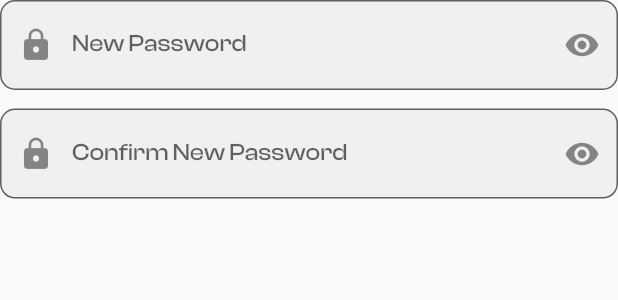
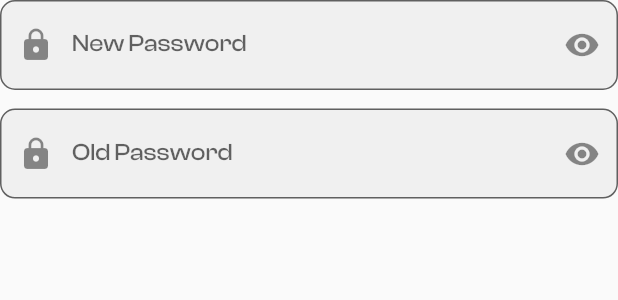
Before and after one commit to Mohamed15Ghaly/Medi-Application, a Flutter app: the ResetPasswordForm widget shown alone on an empty page, opened directly, on a phone screen of 412 x 824 dp. Shown: the top 300 px of the screen. Run offline on Flutter 3.47's test engine with Material 3 defaults, Android fonts, the phone set to English and light mode, and no system bars; our stand-ins replace animate_do, animated_text_kit, audioplayers, auto_size_text, avatar_glow, awesome_dialog and 23 more; missing offline and left inert: data_connection_checker_tv, onesignal_flutter, record; accounts and stored records are empty.

Commit message:
"Updated UserActionsRepository to require old password for reset password, removed confirm new password field, and updated API URLs."

```diff
--- a/lib/Features/app_menu/presentation/widgets/settings_screen/reset_password_form.dart
+++ b/lib/Features/app_menu/presentation/widgets/settings_screen/reset_password_form.dart
@@ -44,15 +44,15 @@ class ResetPasswordForm extends StatelessWidget {
                 DefaultTextFelidForm(
                     textFelidFormModel: TextFelidFormModel(
                   obscureText: BlocProvider.of<UserOnPressedCubit>(context)
-                      .confirmNewPassword,
-                  hintText: "Enter Your Confirm New Password",
-                  labelText: "Confirm New Password",
+                      .oldPassword,
+                  hintText: "Enter Your Old Password",
+                  labelText: "Old Password",
                   prefixIcon: Icons.lock,
                   controller: BlocProvider.of<UserActionsCubit>(context)
-                      .confirmNewPassword,
+                      .oldPassword,
                   textInputType: TextInputType.visiblePassword,
                   suffixIcon: BlocProvider.of<UserOnPressedCubit>(context)
-                          .confirmNewPassword
+                          .oldPassword
                       ? Icons.visibility_off
                       : Icons.visibility,
                   suffixOnPressed: () {
--- a/lib/Features/user_authentication/presentation/auth_cubit/user_on_pressed_cubit.dart
+++ b/lib/Features/user_authentication/presentation/auth_cubit/user_on_pressed_cubit.dart
@@ -9,7 +9,7 @@ class UserOnPressedCubit extends Cubit<UserOnPressedState> {
   bool signUpObscureTextConfirmPassword = true;
   bool userAcceptPrivacy = false;
   bool newPassword = false;
-  bool confirmNewPassword = false;
+  bool oldPassword = false;
 
   void changeAcceptPrivacy() {
     userAcceptPrivacy = !userAcceptPrivacy;
@@ -37,7 +37,7 @@ class UserOnPressedCubit extends Cubit<UserOnPressedState> {
   }
 
   void changeResetConfirmPasswordObscureText() {
-    confirmNewPassword = !confirmNewPassword;
+    oldPassword = !oldPassword;
     emit(UserOnPressedSuccess());
   }
 }
--- a/lib/core/api/api_key.dart
+++ b/lib/core/api/api_key.dart
@@ -14,6 +14,7 @@ class ApiKey {
 
   static const String password = "password";
   static const String confirmPassword = "confirmPassword";
+  static const String oldPassword = "oldPassword";
 
   static const String pregnancies = "Pregnancies";
   static const String glucose = "Glucose";
--- a/lib/core/api/api_url.dart
+++ b/lib/core/api/api_url.dart
@@ -1,28 +1,28 @@
 class ApiUrl {
   static const String userSignUp =
-      "https://clinic-server-1.onrender.com/api/users/register";
+      "https://clinicserver-production.up.railway.app/api/users/register";
   static const String userLogIn =
-      "https://clinic-server-4pyg.vercel.app/api/users/login";
+      "https://clinicserver-production.up.railway.app/api/users/login";
   static const String userForgetPassword =
-      "https://clinic-server-1.onrender.com/api/users/forgotpassword";
+      "https://clinicserver-production.up.railway.app/api/users/forgotpassword";
   static const String userUpdate =
-      "https://clinic-server-1.onrender.com/api/users/";
+      "https://clinicserver-production.up.railway.app/api/users/";
   static const String userUpdatePhoto =
-      "https://clinic-server-1.onrender.com/api/users/uplodePhoto/";
+      "https://clinicserver-production.up.railway.app/api/users/uplodePhoto/";
   static const String resetPassword =
-      "https://clinic-server-1.onrender.com/api/users/resetpassword/";
+      "https://clinicserver-production.up.railway.app/api/users/";
   static const String deleteAccount =
-      "https://clinic-server-1.onrender.com/api/users/";
+      "https://clinicserver-production.up.railway.app/api/users/";
   static const String diabetesPrediction =
-      "https://diabetes-prediction-api-zrzh.onrender.com/diabetes_prediction";
+      "https://web-production-812c.up.railway.app/diabetes_prediction";
   static const String heartDiseasePrediction =
-      "https://heart-attack-api.onrender.com/heart_disease_prediction";
+      "https://web-production-1070.up.railway.app/heart_disease_prediction";
   static const String breastCancerPrediction =
-      "https://breast-cancer-api-rca7.onrender.com/Breast_cancer_prediction";
+      "https://web-production-74d8.up.railway.app/Breast_cancer_prediction";
   static const String parkinsonPrediction =
-      "https://parkinsons-api-grfd.onrender.com/parkinson_prediction";
+      "https://web-production-aa75.up.railway.app/parkinson_prediction";
   static const String chatBotText =
       "https://web-production-c0fc2.up.railway.app/medi_text";
   static const String chatBotVoice =
-      "https://medi-chatbot.onrender.com/medi_voice";
+      "https://web-production-c0fc2.up.railway.app/medi_voice";
 }
```
Also changed, not shown: lib/Features/app_menu/data/repository/user_actions_repository.dart (+4 -3 lines), lib/Features/app_menu/presentation/user_actions_cubit/user_actions_cubit.dart (+8 -5 lines), lib/Features/home/presentation/widgets/home_app_header.dart (+4 -5 lines).
